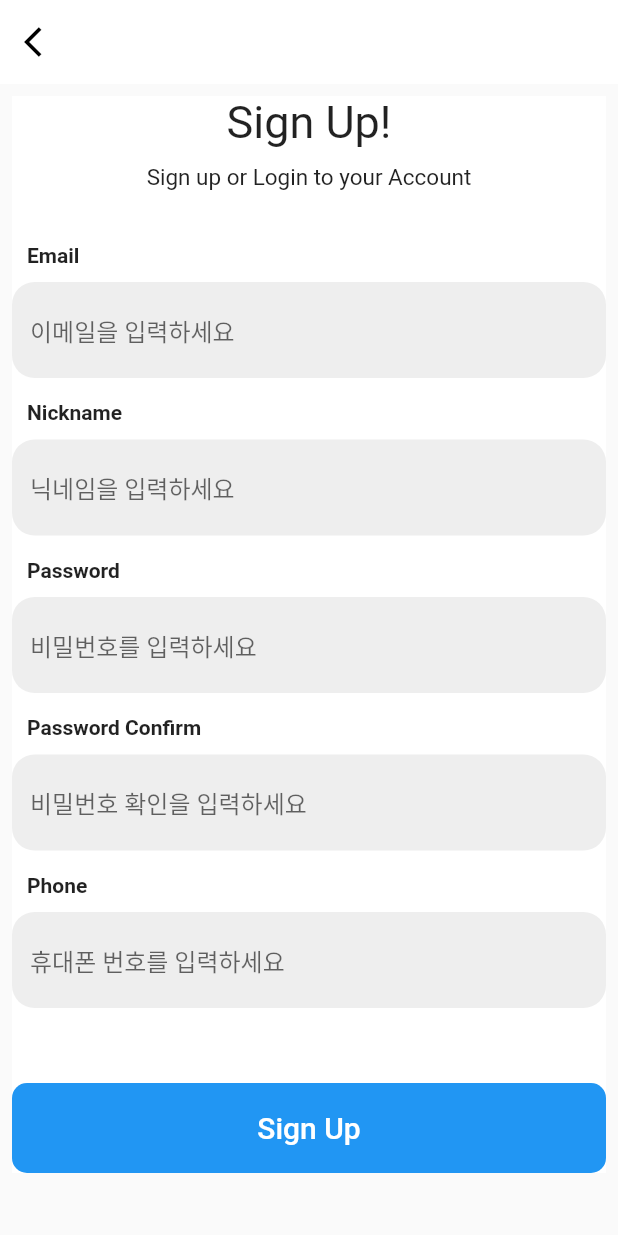
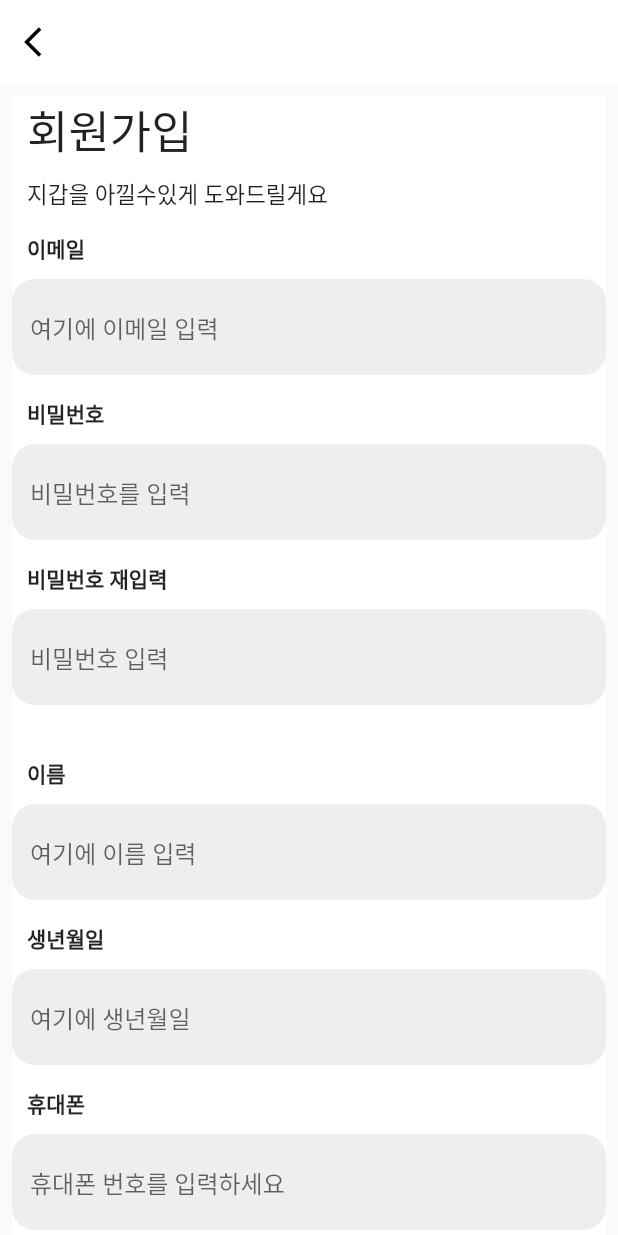
Before and after one commit to DragonSky2357/last-product, a Flutter app: the screen it shows after launch, after a tap on "회원가입", on a phone screen of 412 x 824 dp. Run offline on Flutter 3.47's test engine with Material 2 defaults, Android fonts, the light colour scheme and no system bars; our stand-ins replace carousel_slider, dio, flutter_dotenv, flutter_image_compress, fluttertoast, geolocator and 5 more; missing offline and left inert: dart:ffi, daum_postcode_search, flutter_inappwebview, flutter_naver_map, kpostal.

Commit message:
feat: account logic

```diff
--- a/frontend/lib/src/account/model/SignUp_model.dart
+++ b/frontend/lib/src/account/model/SignUp_model.dart
@@ -1,20 +1,23 @@
-class SignUp {
+class SignUpModel {
   final String email;
   final String password;
   final String nickname;
+  final String birth;
   final String phone;
 
-  SignUp(
+  SignUpModel(
       {required this.email,
       required this.password,
       required this.nickname,
+      required this.birth,
       required this.phone});
 
-  factory SignUp.fromJson(Map<String, dynamic> json) {
-    return SignUp(
+  factory SignUpModel.fromJson(Map<String, dynamic> json) {
+    return SignUpModel(
       email: json['email'],
       password: json['password'],
       nickname: json['nickname'],
+      birth: json['birth'],
       phone: json['phone'],
     );
   }
@@ -24,6 +27,7 @@ class SignUp {
       'email': email,
       'password': password,
       'nickname': nickname,
+      'birth': birth,
       'phone': phone,
     };
   }
--- a/frontend/lib/src/account/screen/LoginScreen.dart
+++ b/frontend/lib/src/account/screen/LoginScreen.dart
@@ -1,5 +1,6 @@
 import 'package:dio/dio.dart';
 import 'package:flutter/material.dart';
+import 'package:flutter_dotenv/flutter_dotenv.dart';
 import 'package:frontend/src/account/screen/SignupScreen.dart';
 import 'package:frontend/src/account/state/AuthState.dart';
 import 'package:frontend/src/account/model/Login_model.dart';
@@ -55,6 +56,7 @@ class _LoginScreenState extends State<LoginScreen> {
                       ),
                       TextFieldWidget(
                         label: 'Email',
+                        prefixIcon: Icons.account_circle_rounded,
                         hintText: '이메일을 입력하세요',
                         textEditingController: emailController,
                         textInputType: TextInputType.emailAddress,
@@ -64,6 +66,7 @@ class _LoginScreenState extends State<LoginScreen> {
                       ),
                       TextFieldWidget(
                         label: 'Password',
+                        prefixIcon: Icons.lock_outline_sharp,
                         hintText: '비밀번호를 입력하세요',
                         obscureText: true,
                         textEditingController: passwordController,
@@ -162,8 +165,10 @@ class _LoginScreenState extends State<LoginScreen> {
         password: passwordController.text,
       );
 
+      logger.d('${dotenv.env['BASE_URL']}auth/user/login');
+
       Response response = await dio.post(
-          'http://10.0.2.2:3000/api/auth/user/login',
+          '${dotenv.env['BASE_URL']}/auth/user/login',
           data: createUser.toJson());
       int statusCode = response.data['statusCode'];
 
--- a/frontend/lib/src/account/screen/SignupScreen.dart
+++ b/frontend/lib/src/account/screen/SignupScreen.dart
@@ -1,7 +1,9 @@
 import 'package:dio/dio.dart';
 import 'package:flutter/material.dart';
+import 'package:flutter_dotenv/flutter_dotenv.dart';
 import 'package:frontend/src/account/model/SignUp_model.dart';
 import 'package:frontend/src/account/screen/LoginScreen.dart';
+import 'package:frontend/src/account/screen/PersonalSettingsScreen.dart';
 import 'package:frontend/src/account/state/AuthState.dart';
 import 'package:frontend/src/account/widget/TextFieldWidget.dart';
 import 'package:frontend/src/common/utils/message.dart';
@@ -24,8 +26,24 @@ class _SignupScreenState extends State<SignupScreen> {
   final TextEditingController passwordController = TextEditingController();
   final TextEditingController passwordConfirmController =
       TextEditingController();
-  final TextEditingController addressController = TextEditingController();
+  final TextEditingController birthController = TextEditingController();
   final TextEditingController phoneController = TextEditingController();
+
+  final String _selectedYear = DateTime.now().year.toString();
+  final String _selectedMonth = DateTime.now().month.toString();
+  final String _selectedDay = DateTime.now().day.toString();
+
+  final List<String> _years = List.generate(
+      100, (int index) => (DateTime.now().year - 99 + index).toString());
+  final List<String> _months =
+      List.generate(12, (int index) => (index + 1).toString());
+  final List<String> _days =
+      List.generate(31, (int index) => (index + 1).toString());
+
+  @override
+  void initState() {
+    super.initState();
+  }
 
   @override
   Widget build(BuildContext context) {
@@ -52,13 +70,14 @@ class _SignupScreenState extends State<SignupScreen> {
                 child: Column(
                   children: [
                     Container(
-                    alignment: Alignment.center,
+                      padding: const EdgeInsets.only(left: 10),
+                      alignment: Alignment.topLeft,
                       child: const Column(
-                      crossAxisAlignment: CrossAxisAlignment.center,
+                        crossAxisAlignment: CrossAxisAlignment.start,
                         children: [
-                        Text('Sign Up!', style: TextStyle(fontSize: 30)),
+                          Text('회원가입', style: TextStyle(fontSize: 30)),
                           SizedBox(height: 10),
-                        Text('Sign up or Login to your Account',
+                          Text('지갑을 아낄수있게 도와드릴게요',
                               style: TextStyle(fontSize: 15)),
                         ],
                       ),
@@ -67,34 +86,45 @@ class _SignupScreenState extends State<SignupScreen> {
                       key: _formKey,
                       child: Column(
                         children: [
+                          TextFieldWidget(
+                            label: '이메일',
+                            prefixIcon: Icons.account_circle_rounded,
+                            hintText: '여기에 이메일 입력',
+                            textEditingController: emailController,
+                            textInputType: TextInputType.emailAddress,
+                          ),
+                          TextFieldWidget(
+                            label: '비밀번호',
+                            prefixIcon: Icons.lock_outline_sharp,
+                            hintText: '비밀번호를 입력',
+                            obscureText: true,
+                            textEditingController: passwordController,
+                          ),
+                          TextFieldWidget(
+                            label: '비밀번호 재입력',
+                            prefixIcon: Icons.lock_outline_sharp,
+                            hintText: '비밀번호 입력',
+                            obscureText: true,
+                            textEditingController: passwordConfirmController,
+                          ),
                           const SizedBox(
                             height: 20,
                           ),
                           TextFieldWidget(
-                          label: 'Email',
-                          hintText: '이메일을 입력하세요',
-                          textEditingController: emailController,
-                          textInputType: TextInputType.emailAddress,
-                        ),
-                        TextFieldWidget(
-                          label: 'Nickname',
-                          hintText: '닉네임을 입력하세요',
+                            label: '이름',
+                            prefixIcon: Icons.account_circle_rounded,
+                            hintText: '여기에 이름 입력',
                             textEditingController: nicknameController,
                           ),
                           TextFieldWidget(
-                          label: 'Password',
-                          hintText: '비밀번호를 입력하세요',
-                          obscureText: true,
-                          textEditingController: passwordController,
+                            label: '생년월일',
+                            prefixIcon: Icons.date_range_outlined,
+                            hintText: '여기에 생년월일',
+                            textEditingController: birthController,
                           ),
                           TextFieldWidget(
-                          label: 'Password Confirm',
-                          hintText: '비밀번호 확인을 입력하세요',
-                          obscureText: true,
-                          textEditingController: passwordConfirmController,
-                        ),
-                        TextFieldWidget(
-                          label: 'Phone',
+                            label: '휴대폰',
+                            prefixIcon: Icons.phone_android_outlined,
                             hintText: '휴대폰 번호를 입력하세요',
                             textEditingController: phoneController,
                           ),
@@ -110,10 +140,44 @@ class _SignupScreenState extends State<SignupScreen> {
                           borderRadius: BorderRadius.circular(10)),
                       child: TextButton(
                         onPressed: () {
-                        _signup(context);
+                          if (_formKey.currentState!.validate() == false) {
+                            return;
+                          }
+                          final birth = (_selectedYear +
+                              _selectedMonth.padLeft(2, '0') +
+                              _selectedDay);
+                          final user = SignUpModel(
+                            email: emailController.text,
+                            nickname: nicknameController.text,
+                            password: passwordController.text,
+                            birth: birth,
+                            phone: phoneController.text,
+                          );
+
+                          Navigator.of(context).push(
+                            PageRouteBuilder(
+                              pageBuilder:
+                                  (context, animation, secondaryAnimation) {
+                                return PersonalSettingScreen(signUp: user);
                               },
-                      child: const Text('Sign Up',
-                          style: TextStyle(fontSize: 20, color: Colors.white)),
+                              transitionsBuilder: (context, animation,
+                                  secondaryAnimation, child) {
+                                const begin = Offset(1.0, 0.0);
+                                const end = Offset.zero;
+                                const curve = Curves.easeInOut;
+                                var tween = Tween(begin: begin, end: end)
+                                    .chain(CurveTween(curve: curve));
+                                var offsetAnimation = animation.drive(tween);
+                                return SlideTransition(
+                                    position: offsetAnimation, child: child);
+                              },
+                            ),
+                          );
+                          //_signup(context);
+                        },
+                        child: const Text('다음',
+                            style:
+                                TextStyle(fontSize: 20, color: Colors.white)),
                       ),
                     ),
                   ],
@@ -121,57 +185,57 @@ class _SignupScreenState extends State<SignupScreen> {
               ),
             ),
           ),
-      ),
-    );
+        ));
   }
 
   Future<void> _signup(BuildContext context) async {
-    final authState = Provider.of<AuthState>(context, listen: false);
+    //   final authState = Provider.of<AuthState>(context, listen: false);
 
-    if (_formKey.currentState!.validate() == false) return;
+    //   if (_formKey.currentState!.validate() == false) return;
 
-    try {
-      final createUser = SignUp(
-        email: emailController.text,
-        nickname: nicknameController.text,
-        password: passwordController.text,
-        phone: phoneController.text,
-      );
+    //   try {
+    //     final createUser = SignUp(
+    //       email: emailController.text,
+    //       nickname: nicknameController.text,
+    //       password: passwordController.text,
+    //       phone: phoneController.text,
+    //     );
 
-      Response response = await dio.post(
-          'http://10.0.2.2:3000/api/auth/user/signup',
-          data: createUser.toJson());
-      int statusCode = response.data['statusCode'];
+    //     Response response = await dio.post(
+    //         '${dotenv.env['BASE_URL']}/api/auth/user/signup',
+    //         data: createUser.toJson());
+    //     int statusCode = response.data['statusCode'];
 
-      if ((statusCode == 200) || (statusCode == 201)) {
-        Navigator.of(context).pushReplacement(
-            MaterialPageRoute(builder: (_) => const LoginScreen()));
-      } else if (statusCode == 400) {
-        String errorMessage = response.data['message'];
+    //     if ((statusCode == 200) || (statusCode == 201)) {
+    //       Navigator.of(context).pushReplacement(
+    //           MaterialPageRoute(builder: (_) => const LoginScreen()));
+    //     } else if (statusCode == 400) {
+    //       String errorMessage = response.data['message'];
 
-        showToast(errorMessage);
-      }
-    } catch (e) {
-      logger.e(e);
-    }
-    return;
-  }
+    //       showToast(errorMessage);
+    //     }
+    //   } catch (e) {
+    //     logger.e(e);
+    //   }
+    //   return;
+    // }
 
-  void _showDialog(String title, String message) {
-    showDialog(
-      context: context,
-      builder: (context) => AlertDialog(
-        title: Text(title),
-        content: Text(message),
-        actions: [
-          ElevatedButton(
-            onPressed: () {
-              Navigator.pop(context);
-            },
-            child: const Text('확인'),
-          ),
-        ],
-      ),
-    );
+    // void _showDialog(String title, String message) {
+    //   showDialog(
+    //     context: context,
+    //     builder: (context) => AlertDialog(
+    //       title: Text(title),
+    //       content: Text(message),
+    //       actions: [
+    //         ElevatedButton(
+    //           onPressed: () {
+    //             Navigator.pop(context);
+    //           },
+    //           child: const Text('확인'),
+    //         ),
+    //       ],
+    //     ),
+    //   );
+    // }
   }
 }
```
Lines whose indentation alone changed are shown as unchanged.
